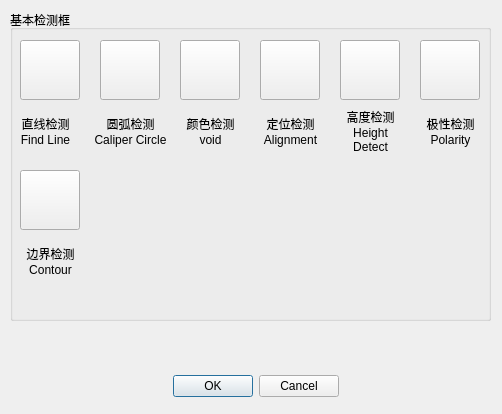
chuandongxu/AOI, file VisionDetect/InspWindowSelectDialog.ui: the form before one commit.
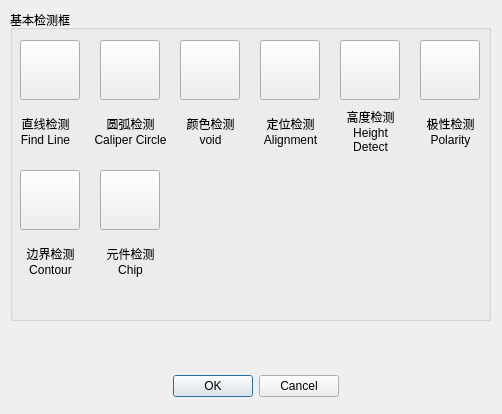
The form after the commit. Icons and pictures are not drawn.

Commit message:
Add inspect chip window.
Add inspect chip window.

```diff
--- a/VisionDetect/InspWindowSelectDialog.ui
+++ b/VisionDetect/InspWindowSelectDialog.ui
@@ -311,7 +311,49 @@
     </property>
     <property name="icon">
      <iconset>
-      <normaloff>./Image/Contour.png</normaloff>./Image/Contour.png</iconset>
+      <normaloff>Image/Contour.png</normaloff>Image/Contour.png</iconset>
+    </property>
+    <property name="iconSize">
+     <size>
+      <width>60</width>
+      <height>60</height>
+     </size>
+    </property>
+   </widget>
+   <widget class="QLabel" name="labelInspectChip">
+    <property name="geometry">
+     <rect>
+      <x>90</x>
+      <y>230</y>
+      <width>61</width>
+      <height>41</height>
+     </rect>
+    </property>
+    <property name="text">
+     <string>元件检测 Chip</string>
+    </property>
+    <property name="alignment">
+     <set>Qt::AlignCenter</set>
+    </property>
+    <property name="wordWrap">
+     <bool>true</bool>
+    </property>
+   </widget>
+   <widget class="QPushButton" name="btnInspChipWindow">
+    <property name="geometry">
+     <rect>
+      <x>90</x>
+      <y>160</y>
+      <width>60</width>
+      <height>60</height>
+     </rect>
+    </property>
+    <property name="text">
+     <string/>
+    </property>
+    <property name="icon">
+     <iconset>
+      <normaloff>Image/Chip.png</normaloff>Image/Chip.png</iconset>
     </property>
     <property name="iconSize">
      <size>
```
The commit also changes 10 other files.
